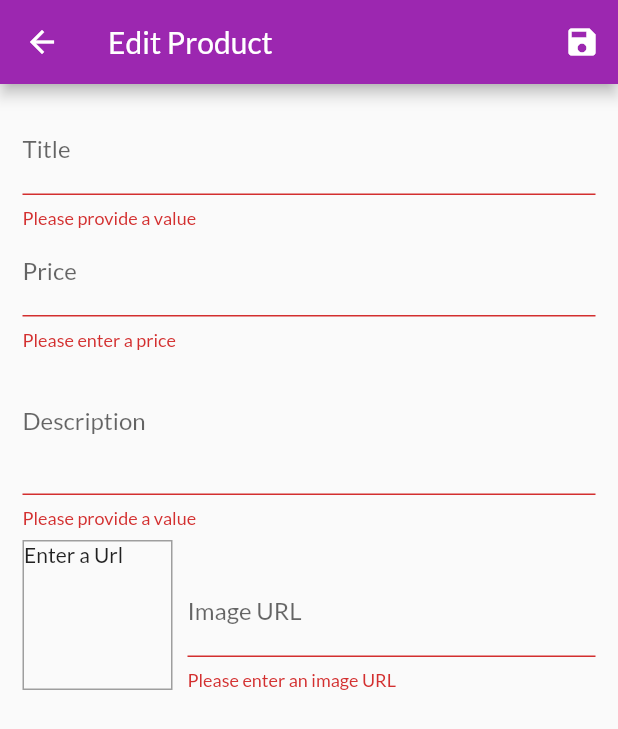
After one commit to FrengkyG/learn-flutter, a Flutter app: the EditProductScreen screen opened by its route, after a tap on the "save" icon, on a phone screen of 412 x 824 dp. The commit adds this screen. Shown: the top 729 px of the screen. Run offline on Flutter 3.47's test engine with Material 2 defaults, Android fonts, the light colour scheme and no system bars; our stand-ins replace cached_network_image, dartz, equatable, flutter_local_notifications, flutter_rating_bar, get_it and 5 more; missing offline and left inert: android_alarm_manager_plus, app_settings; accounts and stored records are empty; generated files the repository leaves out were written again; network calls fail.

Commit message:
adding add product feature

```diff
--- a/Flutter The Complete Guide/04 Shop App/shop_app/lib/main.dart
+++ b/Flutter The Complete Guide/04 Shop App/shop_app/lib/main.dart
@@ -6,9 +6,11 @@ import 'package:shop_app/providers/cart_provider.dart';
 import 'package:shop_app/providers/orders_provider.dart';
 import 'package:shop_app/providers/products_provider.dart';
 import 'package:shop_app/screens/cart_screen.dart';
+import 'package:shop_app/screens/edit_product_screen.dart';
 import 'package:shop_app/screens/orders_screen.dart';
 import 'package:shop_app/screens/product_detail_screen.dart';
 import 'package:shop_app/screens/products_overview_screen.dart';
+import 'package:shop_app/screens/user_products_screen.dart';
 
 void main() {
   runApp(const MyApp());
@@ -38,6 +40,8 @@ class MyApp extends StatelessWidget {
               const ProductDetailScreen(),
           CartScreen.routeName: (context) => const CartScreen(),
           OrdersScreen.routeName: (context) => const OrdersScreen(),
+          UserProductsScreen.routeName: (context) => const UserProductsScreen(),
+          EditProductScreen.routeName: (context) => const EditProductScreen(),
         },
       ),
     );
--- a/Flutter The Complete Guide/04 Shop App/shop_app/lib/providers/products_provider.dart
+++ b/Flutter The Complete Guide/04 Shop App/shop_app/lib/providers/products_provider.dart
@@ -65,8 +65,15 @@ class Products with ChangeNotifier {
   //   notifyListeners();
   // }
 
-  void addProduct() {
-    // _items.add(value);
+  void addProduct(Product product) {
+    final newProduct = Product(
+        title: product.title,
+        description: product.description,
+        price: product.price,
+        imageUrl: product.imageUrl,
+        id: DateTime.now().toString());
+    _items.add(newProduct);
+    // _items.insert(0, newProduct);
     notifyListeners();
   }
 }
--- /dev/null
+++ b/Flutter The Complete Guide/04 Shop App/shop_app/lib/screens/edit_product_screen.dart
@@ -0,0 +1,217 @@
+import 'package:flutter/material.dart';
+import 'package:provider/provider.dart';
+import 'package:shop_app/models/product.dart';
+
+import '../providers/products_provider.dart';
+
+class EditProductScreen extends StatefulWidget {
+  static const routeName = '/edit-product';
+  const EditProductScreen({Key? key}) : super(key: key);
+
+  @override
+  State<EditProductScreen> createState() => _EditProductScreenState();
+}
+
+class _EditProductScreenState extends State<EditProductScreen> {
+  final _priceFocusNode = FocusNode();
+  final _descriptionFocusNode = FocusNode();
+  final _imageUrlController = TextEditingController();
+  final _imageUrlFocusNode = FocusNode();
+  final _form = GlobalKey<FormState>();
+  var _editedProduct =
+      Product(id: '', title: '', description: '', price: 0, imageUrl: '');
+
+  @override
+  void initState() {
+    _imageUrlFocusNode.addListener(_updateImageUrl);
+    super.initState();
+  }
+
+  @override
+  void dispose() {
+    _imageUrlFocusNode.removeListener(_updateImageUrl);
+    _priceFocusNode.dispose();
+    _descriptionFocusNode.dispose();
+    _imageUrlController.dispose();
+    _imageUrlFocusNode.dispose();
+    super.dispose();
+  }
+
+  void _updateImageUrl() {
+    if (!_imageUrlFocusNode.hasFocus) {
+      if (_imageUrlController.text.isEmpty) {
+        return;
+      }
+
+      if (!_imageUrlController.text.startsWith('http') &&
+          !_imageUrlController.text.startsWith('https')) {
+        return;
+      }
+      setState(() {});
+    }
+  }
+
+  void _saveForm() {
+    final isValid = _form.currentState!.validate();
+    if (!isValid) {
+      return;
+    }
+    _form.currentState!.save();
+
+    Provider.of<Products>(context, listen: false).addProduct(_editedProduct);
+    Navigator.of(context).pop();
+  }
+
+  @override
+  Widget build(BuildContext context) {
+    return Scaffold(
+      appBar: AppBar(
+        title: const Text('Edit Product'),
+        actions: [
+          IconButton(onPressed: _saveForm, icon: const Icon(Icons.save))
+        ],
+      ),
+      body: Padding(
+        padding: const EdgeInsets.all(15.0),
+        child: Form(
+          key: _form,
+          child: ListView(
+            children: [
+              TextFormField(
+                decoration: const InputDecoration(labelText: 'Title'),
+                textInputAction: TextInputAction.next,
+                onFieldSubmitted: (_) {
+                  FocusScope.of(context).requestFocus(_priceFocusNode);
+                },
+                onSaved: (value) {
+                  _editedProduct = Product(
+                      title: value.toString(),
+                      price: _editedProduct.price,
+                      description: _editedProduct.description,
+                      imageUrl: _editedProduct.imageUrl,
+                      id: '');
+                },
+                validator: (value) {
+                  if (value!.isEmpty) {
+                    return 'Please provide a value';
+                  }
+                  return null;
+                },
+              ),
+              TextFormField(
+                decoration: const InputDecoration(labelText: 'Price'),
+                keyboardType: TextInputType.number,
+                textInputAction: TextInputAction.next,
+                focusNode: _priceFocusNode,
+                validator: (value) {
+                  if (value!.isEmpty) {
+                    return 'Please enter a price';
+                  }
+
+                  if (double.tryParse(value) == null) {
+                    return 'Please enter a valid number';
+                  }
+
+                  if (double.parse(value) <= 0) {
+                    return 'Please enter a number greater than zero';
+                  }
+
+                  return null;
+                },
+                onFieldSubmitted: (_) {
+                  FocusScope.of(context).requestFocus(_descriptionFocusNode);
+                },
+                onSaved: (value) {
+                  _editedProduct = Product(
+                      title: _editedProduct.title,
+                      price: double.parse(value.toString()),
+                      description: _editedProduct.description,
+                      imageUrl: _editedProduct.imageUrl,
+                      id: '');
+                },
+              ),
+              TextFormField(
+                decoration: const InputDecoration(labelText: 'Description'),
+                maxLines: 3,
+                keyboardType: TextInputType.multiline,
+                focusNode: _descriptionFocusNode,
+                onSaved: (value) {
+                  _editedProduct = Product(
+                      title: _editedProduct.title,
+                      price: _editedProduct.price,
+                      description: value.toString(),
+                      imageUrl: _editedProduct.imageUrl,
+                      id: '');
+                },
+                validator: (value) {
+                  if (value!.isEmpty) {
+                    return 'Please provide a value';
+                  }
+
+                  if (value.length < 10) {
+                    return 'Should be at least 10 characters long';
+                  }
+
+                  return null;
+                },
+              ),
+              Row(
+                crossAxisAlignment: CrossAxisAlignment.end,
+                children: [
+                  Container(
+                    width: 100,
+                    height: 100,
+                    margin: const EdgeInsets.only(top: 8, right: 10),
+                    decoration: BoxDecoration(
+                      border: Border.all(width: 1, color: Colors.grey),
+                    ),
+                    child: _imageUrlController.text.isEmpty
+                        ? const Text('Enter a Url')
+                        : FittedBox(
+                            child: Image.network(
+                              _imageUrlController.text,
+                              fit: BoxFit.cover,
+                            ),
+                          ),
+                  ),
+                  Expanded(
+                    child: TextFormField(
+                      decoration: const InputDecoration(labelText: 'Image URL'),
+                      keyboardType: TextInputType.url,
+                      textInputAction: TextInputAction.done,
+                      controller: _imageUrlController,
+                      focusNode: _imageUrlFocusNode,
+                      onFieldSubmitted: (_) {
+                        _saveForm();
+                      },
+                      onSaved: (value) {
+                        _editedProduct = Product(
+                            title: _editedProduct.title,
+                            price: _editedProduct.price,
+                            description: _editedProduct.description,
+                            imageUrl: value.toString(),
+                            id: '');
+                      },
+                      validator: (value) {
+                        if (value!.isEmpty) {
+                          return 'Please enter an image URL';
+                        }
+
+                        if (!value.startsWith('http') &&
+                            !value.startsWith('https')) {
+                          return 'Please enter a valid URL';
+                        }
+
+                        return null;
+                      },
+                    ),
+                  ),
+                ],
+              )
+            ],
+          ),
+        ),
+      ),
+    );
+  }
+}
--- a/Flutter The Complete Guide/04 Shop App/shop_app/lib/widgets/app_drawer.dart
+++ b/Flutter The Complete Guide/04 Shop App/shop_app/lib/widgets/app_drawer.dart
@@ -1,5 +1,6 @@
 import 'package:flutter/material.dart';
 import 'package:shop_app/screens/orders_screen.dart';
+import 'package:shop_app/screens/user_products_screen.dart';
 
 class AppDrawer extends StatelessWidget {
   const AppDrawer({Key? key}) : super(key: key);
@@ -28,6 +29,14 @@ class AppDrawer extends StatelessWidget {
                 Navigator.of(context)
                     .pushReplacementNamed(OrdersScreen.routeName);
               }),
+          const Divider(),
+          ListTile(
+              leading: const Icon(Icons.edit),
+              title: const Text('Manage Product'),
+              onTap: () {
+                Navigator.of(context)
+                    .pushReplacementNamed(UserProductsScreen.routeName);
+              }),
         ],
       ),
     );
```
Also changed, not shown: Flutter The Complete Guide/04 Shop App/shop_app/lib/screens/user_products_screen.dart (added, +43 -0 lines), Flutter The Complete Guide/04 Shop App/shop_app/lib/widgets/user_product_item.dart (added, +31 -0 lines).
